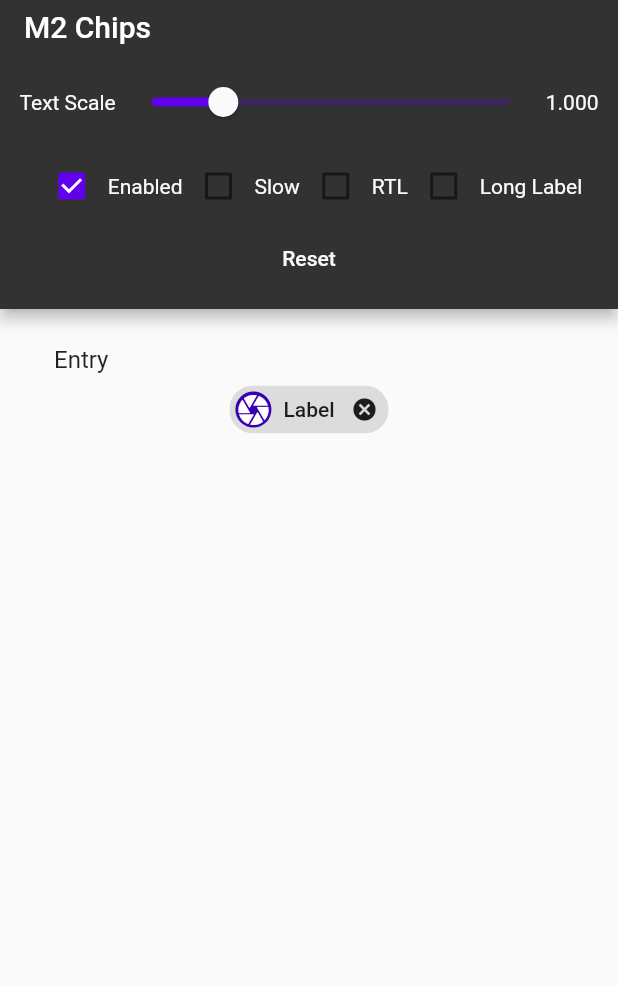
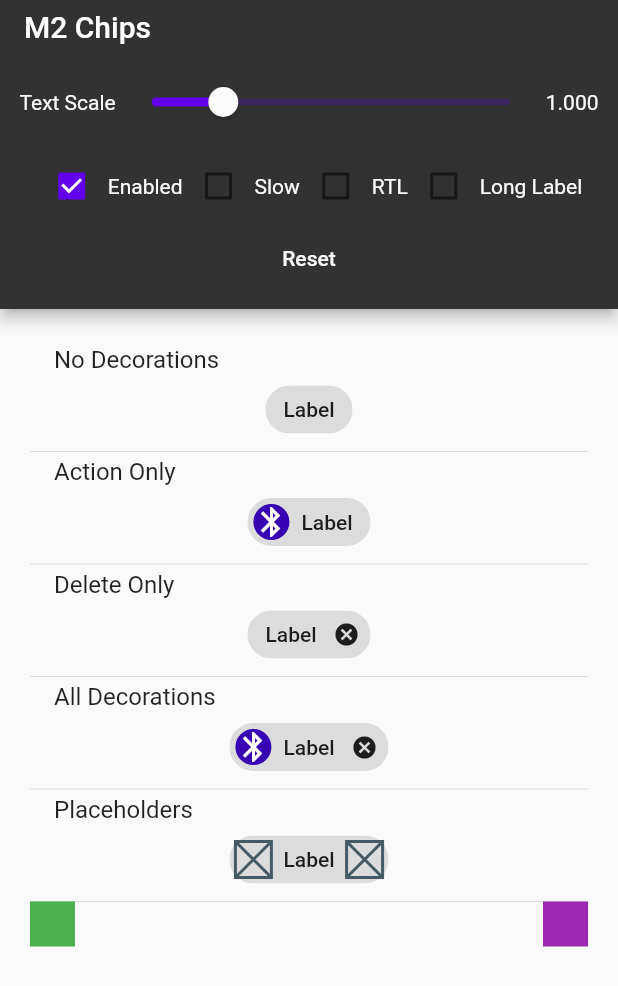
Before and after one commit to gspencergoog/test_widget, a Flutter app: the screen it shows after launch, on a phone screen of 412 x 824 dp. Shown: the top 986 px of the screen. Run offline on Flutter 3.47's test engine with Material 2 defaults, Android fonts, the phone set to English and light mode, and no system bars.

Commit message:
Chip updates

```diff
--- a/lib/chips.dart
+++ b/lib/chips.dart
@@ -27,11 +27,11 @@ class MyApp extends StatelessWidget {
   @override
   Widget build(BuildContext context) {
     return new MaterialApp(
-      title: 'UnconstrainedBox Test Code',
+      title: 'M2 Chips',
       theme: new ThemeData(
         primarySwatch: Colors.blue,
       ),
-      home: new MyHomePage(title: 'UnconstrainedBox Test'),
+      home: new MyHomePage(title: 'M2 Chips'),
     );
   }
 }
@@ -51,7 +51,25 @@ class _MyHomePageState extends State<MyHomePage> {
   bool _slowAnimations = false;
   bool _rtl = false;
   bool _longText = false;
+  bool _actionToggle = false;
+  bool _deleteToggle = false;
   static final GlobalKey<ScaffoldState> scaffoldKey = new GlobalKey<ScaffoldState>();
+
+  Widget _buildCheckbox({ValueChanged<bool> onChanged, bool value, String label}) {
+    return new Row(
+      mainAxisSize: MainAxisSize.min,
+      children: <Widget>[
+        new Checkbox(
+          onChanged: onChanged,
+          value: value,
+        ),
+        new Text(
+          label,
+          style: new TextStyle(color: Colors.grey[50]),
+        ),
+      ],
+    );
+  }
 
   Widget _buildControls(BuildContext context) {
     final SliderThemeData controlTheme = SliderTheme.of(context).copyWith(
@@ -101,27 +119,16 @@ class _MyHomePageState extends State<MyHomePage> {
             new Wrap(
               alignment: WrapAlignment.center,
               children: [
-                new Row(
-                  mainAxisSize: MainAxisSize.min,
-                  children: <Widget>[
-                    new Checkbox(
+                _buildCheckbox(
                   onChanged: (bool checked) {
                     setState(() {
                       _enable = checked;
                     });
                   },
                   value: _enable,
+                  label: 'Enabled',
                 ),
-                    new Text(
-                      'Enabled',
-                      style: new TextStyle(color: Colors.grey[50]),
-                    ),
-                  ],
-                ),
-                new Row(
-                  mainAxisSize: MainAxisSize.min,
-                  children: <Widget>[
-                    new Checkbox(
+                _buildCheckbox(
                   onChanged: (bool checked) {
                     setState(() {
                       _slowAnimations = checked;
@@ -135,46 +142,25 @@ class _MyHomePageState extends State<MyHomePage> {
                     });
                   },
                   value: _slowAnimations,
+                  label: 'Slow',
                 ),
-                    new Text(
-                      'Slow',
-                      style: new TextStyle(color: Colors.grey[50]),
-                    ),
-                  ],
-                ),
-                new Row(
-                  mainAxisSize: MainAxisSize.min,
-                  children: <Widget>[
-                    new Checkbox(
+                _buildCheckbox(
                   onChanged: (bool checked) {
                     setState(() {
                       _rtl = checked;
                     });
                   },
                   value: _rtl,
+                  label: 'RTL',
                 ),
-                    new Text(
-                      'RTL',
-                      style: new TextStyle(color: Colors.grey[50]),
-                    ),
-                  ],
-                ),
-                new Row(
-                  mainAxisSize: MainAxisSize.min,
-                  children: <Widget>[
-                    new Checkbox(
+                _buildCheckbox(
                   onChanged: (bool checked) {
                     setState(() {
                       _longText = checked;
                     });
                   },
                   value: _longText,
-                    ),
-                    new Text(
-                      'Long Label',
-                      style: new TextStyle(color: Colors.grey[50]),
-                    ),
-                  ],
+                  label: 'Long Label',
                 ),
                 new MaterialButton(
                   onPressed: () {
@@ -212,15 +198,97 @@ class _MyHomePageState extends State<MyHomePage> {
       primarySwatch: m2Swatch,
     );
     SliderThemeData theme2 = theme1.sliderTheme;
-
+    final String label = _rtl ? (_longText ? 'תווית ארוכה מאוד תווית ארוכה מאוד' : 'תווית ארוכה מאוד') : (_longText ? 'This is a long long label' : 'Label');
     List<Widget> tiles = <Widget>[
       _wrapChip(
-        _rtl ? 'تدوين' : 'Entry',
+        _rtl ? 'لا زينة' : 'No Decorations',
         new Chip(
-          label: new Text(_rtl ? 'ضع الكلمة المناسبة' : 'Label'),
-          avatar: new CircleAvatar(child: new Icon(Icons.camera), radius: 12.0),
-          onDeleted: () {},
+          label: new Text(
+            label,
+            maxLines: 1,
+            softWrap: false,
+            overflow: TextOverflow.fade,
+            textAlign: TextAlign.start,
+            textDirection: _rtl ? TextDirection.rtl : TextDirection.ltr,
           ),
+          onAction: () {
+            print('Action Pressed');
+            setState(() {
+              _actionToggle = !_actionToggle;
+            });
+          },
+        ),
+      ),
+      _wrapChip(
+        _rtl ? 'العمل فقط' : 'Action Only',
+        new Chip(
+          label: new Text(label),
+          avatar: new CircleAvatar(child: new Icon(Icons.bluetooth, size: 24.0), radius: 12.0),
+          onAction: () {
+            print('Action Pressed');
+            setState(() {
+              _actionToggle = !_actionToggle;
+            });
+          },
+        ),
+      ),
+      _wrapChip(
+        _rtl ? 'حذف فقط' : 'Delete Only',
+        new Chip(
+          label: new Text(label),
+          onDeleted: () {
+            print('Delete Pressed');
+            setState(() {
+              _deleteToggle = !_deleteToggle;
+            });
+          },
+        ),
+      ),
+      _wrapChip(
+        _rtl ? 'جميع الاوسمة' : 'All Decorations',
+        new Chip(
+          label: new Text(label),
+          avatar: new CircleAvatar(child: new Icon(Icons.bluetooth, size: 24.0), radius: 12.0),
+          onDeleted: () {
+            print('Delete Pressed');
+            setState(() {
+              _deleteToggle = !_deleteToggle;
+            });
+          },
+          onAction: () {
+            print('Action Pressed');
+            setState(() {
+              _actionToggle = !_actionToggle;
+            });
+          },
+        ),
+      ),
+      _wrapChip(
+        _rtl ? 'جميع الاوسمة' : 'Placeholders',
+        new Chip(
+          label: new Text(label),
+          avatar: new Placeholder(),
+          deleteIcon: new Placeholder(),
+          onDeleted: () {
+            print('Delete Pressed');
+            setState(() {
+              _deleteToggle = !_deleteToggle;
+            });
+          },
+          onAction: () {
+            print('Action Pressed');
+            setState(() {
+              _actionToggle = !_actionToggle;
+            });
+          },
+        ),
+      ),
+      new Row(
+        children: <Widget>[
+          new Container(color: _actionToggle ? Colors.red : Colors.green, width: 30.0, height: 30.0),
+          new Flexible(child: new Container()),
+          new Container(color: _deleteToggle ? Colors.blue : Colors.purple, width: 30.0, height: 30.0),
+        ],
       ),
     ];
     tiles = ListTile.divideTiles(context: context, tiles: tiles).toList();
--- a/lib/sliders.dart
+++ b/lib/sliders.dart
@@ -1,6 +1,5 @@
 import 'dart:async';
 import 'dart:math';
-import 'dart:ui' show window;
 import 'package:flutter/scheduler.dart' show timeDilation;
 import 'package:flutter/material.dart';
 import 'package:flutter/rendering.dart';
@@ -28,11 +27,11 @@ class MyApp extends StatelessWidget {
   @override
   Widget build(BuildContext context) {
     return new MaterialApp(
-      title: 'UnconstrainedBox Test Code',
+      title: 'Chips Test',
       theme: new ThemeData(
         primarySwatch: Colors.blue,
       ),
-      home: new MyHomePage(title: 'UnconstrainedBox Test'),
+      home: new MyHomePage(title: 'Chips Test'),
     );
   }
 }
```
Lines whose indentation alone changed are shown as unchanged.
